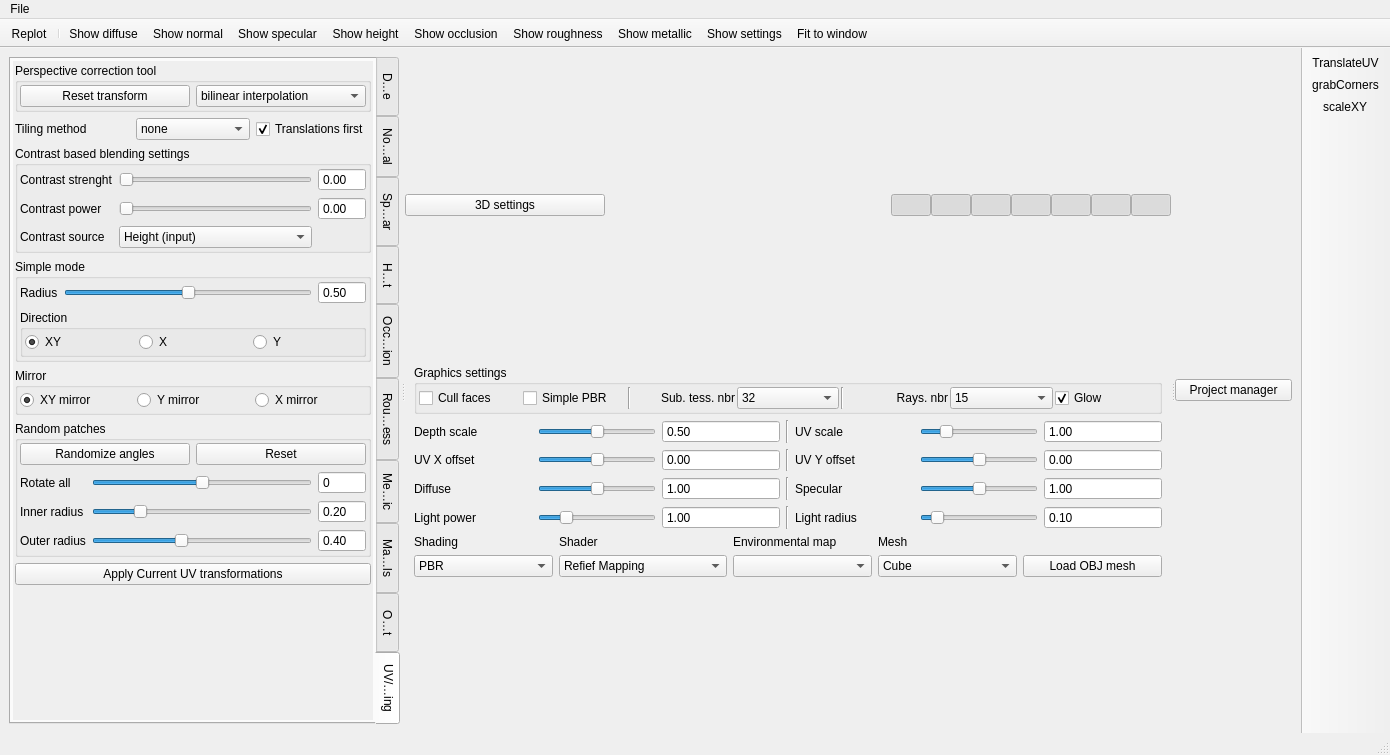
First picture: the form in Sources/mainwindow.ui, repository kmkolasinski/AwesomeBump, before the edit.
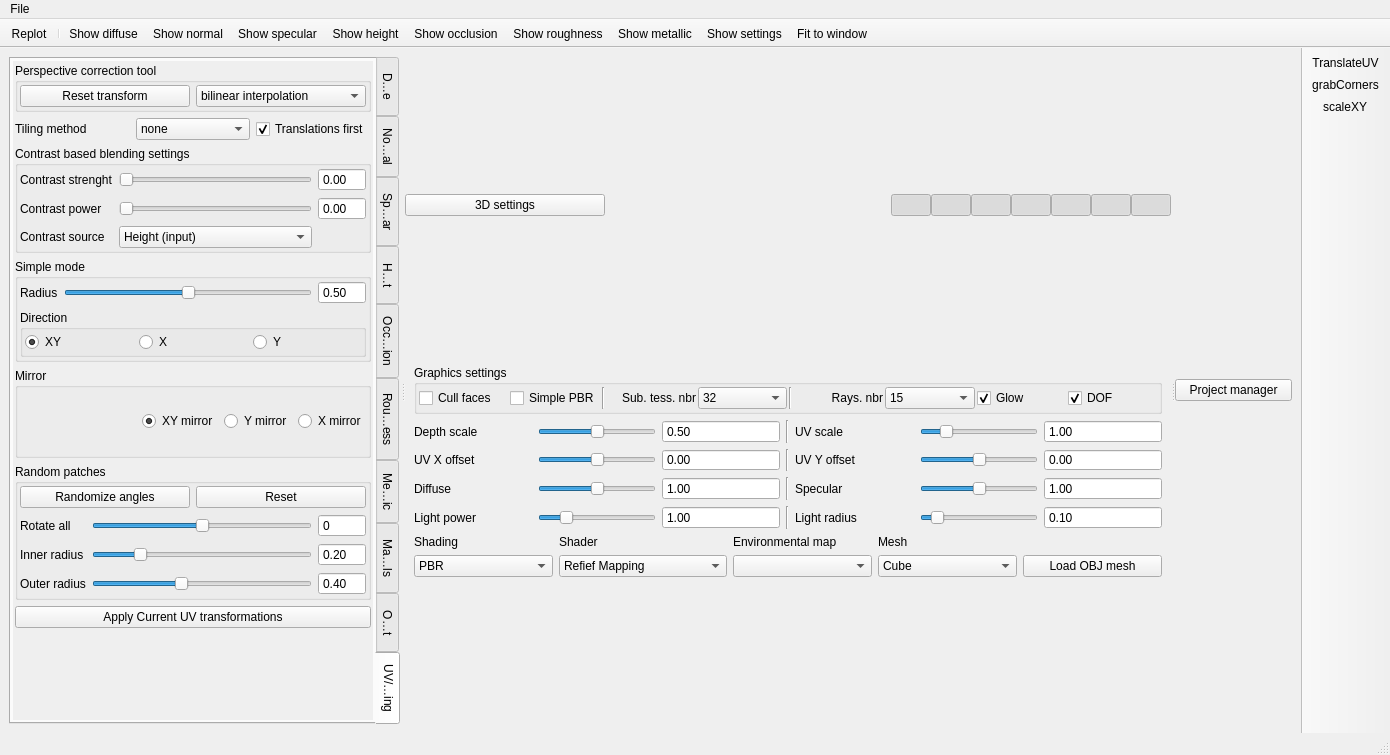
Second picture: the form after the edit. Icons and pictures are not drawn.

What changed in the file:
```diff
--- a/Sources/mainwindow.ui
+++ b/Sources/mainwindow.ui
@@ -2381,6 +2381,12 @@
                 <property name="bottomMargin">
                  <number>2</number>
                 </property>
+                <item>
+                 <widget class="QStackedWidget" name="stackedWidget">
+                  <widget class="QWidget" name="page"/>
+                  <widget class="QWidget" name="page_2"/>
+                 </widget>
+                </item>
                 <item>
                  <widget class="QRadioButton" name="radioButtonMirrorModeXY">
                   <property name="text">
@@ -3147,6 +3153,16 @@
                    </property>
                   </widget>
                  </item>
+                 <item row="0" column="9">
+                  <widget class="QCheckBox" name="checkBoxDOFEffect">
+                   <property name="text">
+                    <string>DOF</string>
+                   </property>
+                   <property name="checked">
+                    <bool>true</bool>
+                   </property>
+                  </widget>
+                 </item>
                 </layout>
                </item>
               </layout>
```
Left out of the diff: 34 changed lines with no effect on the pictures.
